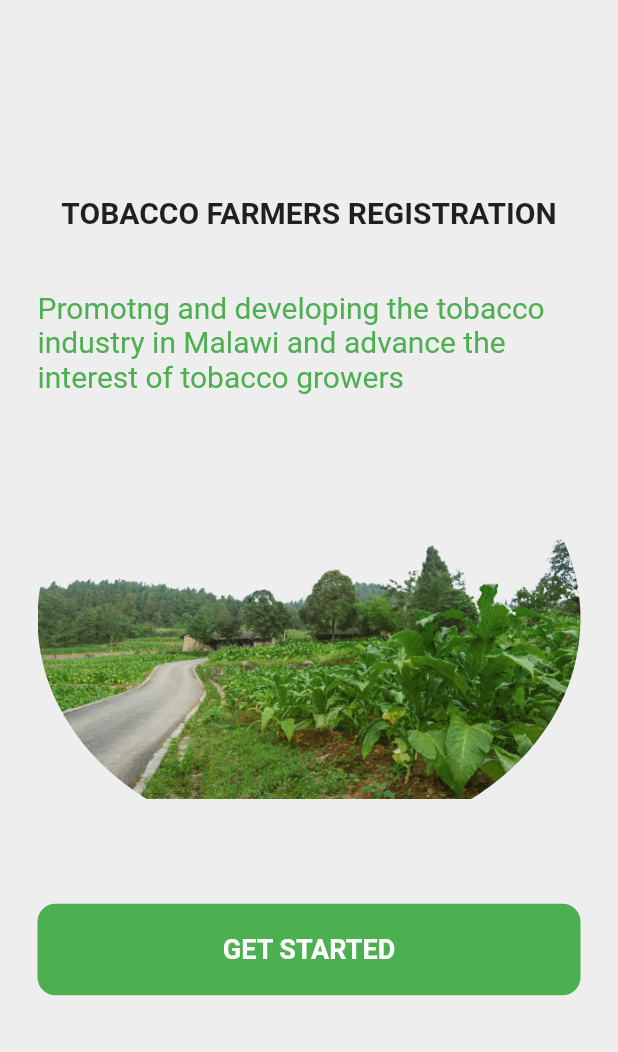
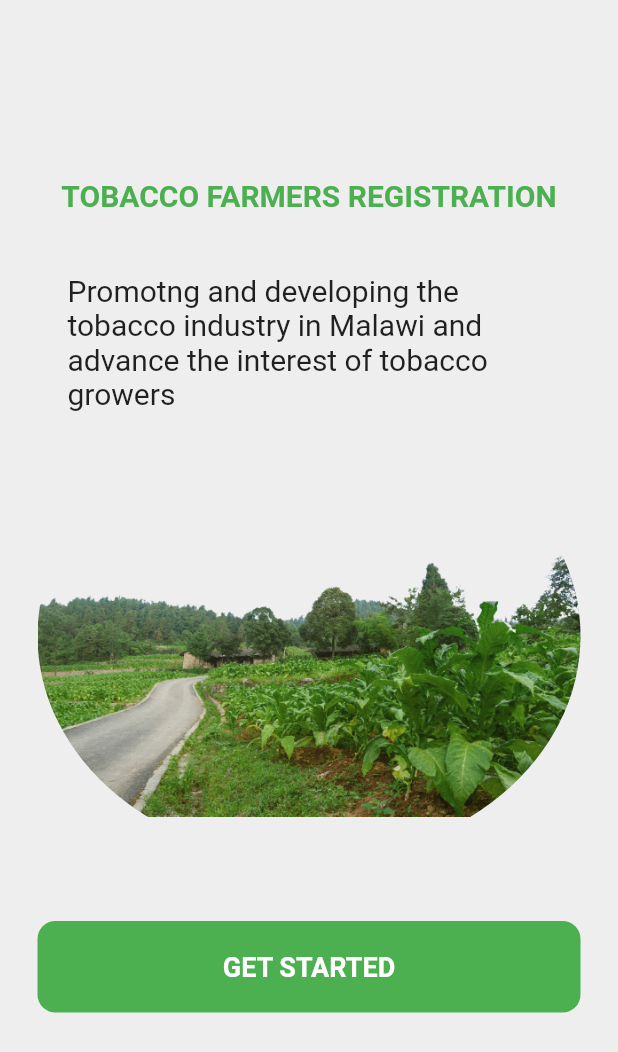
Before and after one commit to shadkasera/tobacco_app, a Flutter app: the screen it shows after launch, on a phone screen of 412 x 824 dp. Shown: the top 1052 px of the screen. Run offline on Flutter 3.47's test engine with Material 2 defaults, Android fonts, the phone set to English and light mode, and no system bars.

Commit message:
updated files

```diff
--- a/lib/main.dart
+++ b/lib/main.dart
@@ -17,7 +17,7 @@
       debugShowCheckedModeBanner: false,
       theme: ThemeData(
 
-        primarySwatch: Colors.blue,
+        primarySwatch: Colors.green,
       ),
       home: const WelcomePage()
     );
--- a/lib/pages/welcome.dart
+++ b/lib/pages/welcome.dart
@@ -22,17 +22,18 @@
                   style: TextStyle(
                     fontWeight: FontWeight.bold,
                     fontSize: 20,
+                    color: Colors.green,
                   ),
                 ),
               ),
               const SizedBox(height: 40),
               const Padding(
-                padding: EdgeInsets.symmetric(horizontal: 25),
+                padding: EdgeInsets.symmetric(horizontal: 45),
                 child: Text(
                   'Promotng and developing the tobacco industry in Malawi and advance the interest of tobacco growers',
                   style: TextStyle(
                     fontSize: 20,
-                    color: Colors.green,
+                    color: Colors.black87,
                   ),
                 ),
               ),
```
